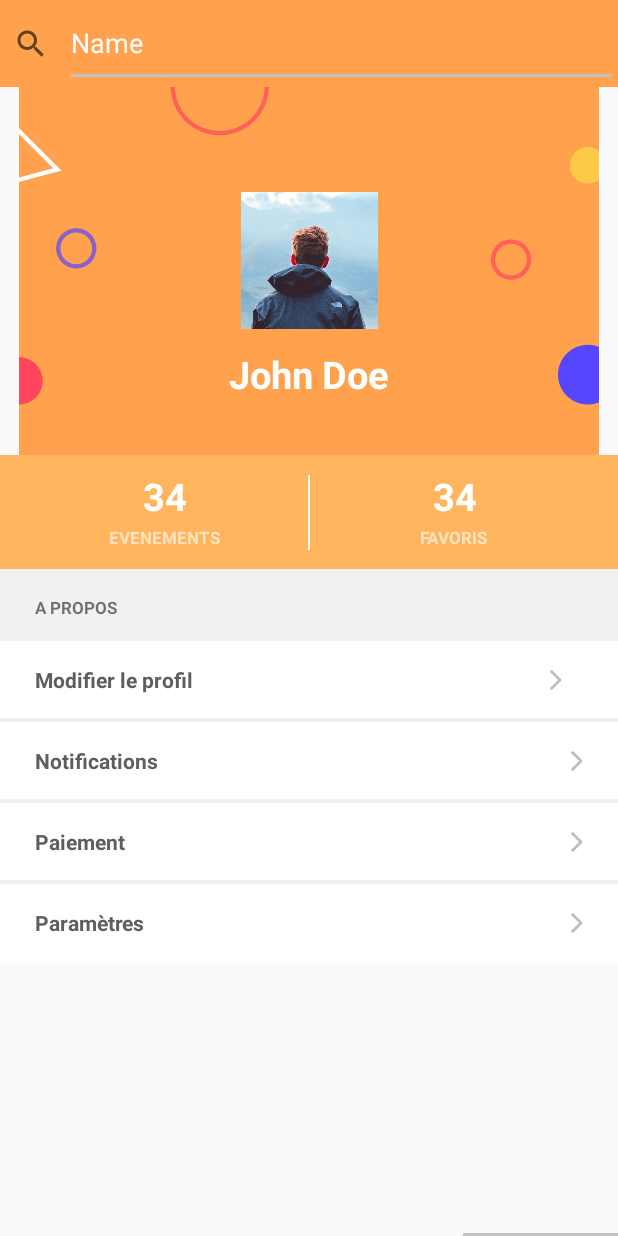
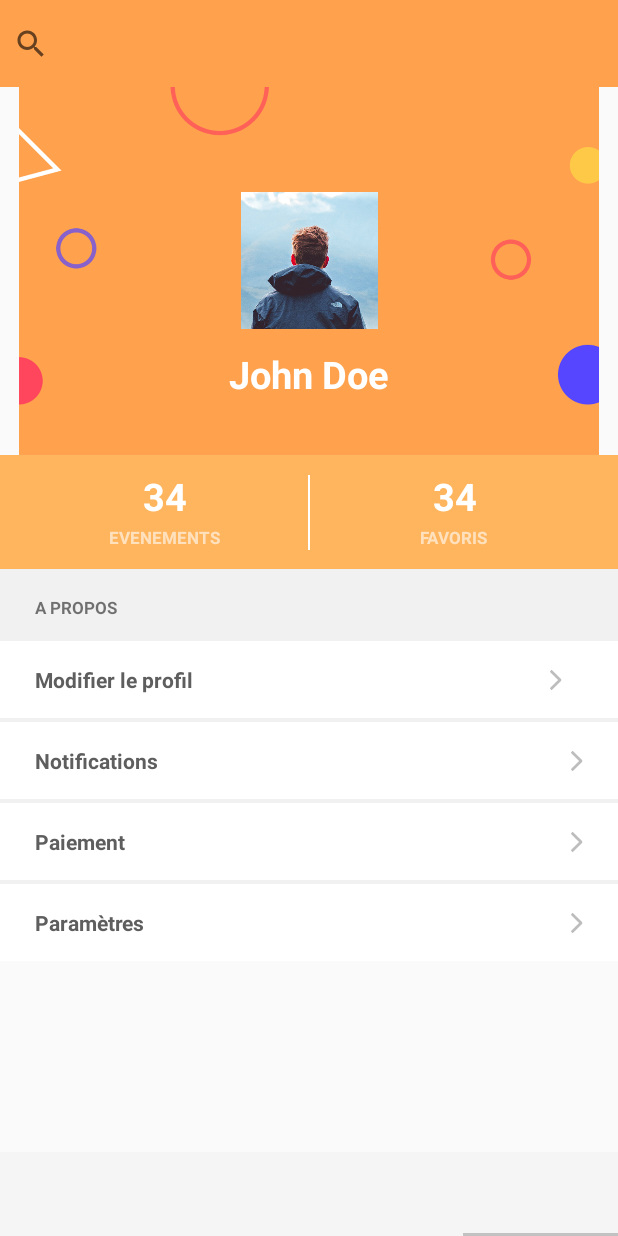
Before and after one commit to etombert/kotlin-project, an Android app: the HomeActivity screen opened directly, with no data from a screen before it, item 4 of the bottom bar chosen, on a phone screen of 412 x 824 dp. Run offline under Robolectric (Android 15) with nearby library versions, the light colour scheme and no system bars; libraries missing offline, so code that uses them is left out: com.mikepenz.fastadapter; 8 statements that could not run were skipped.

Commit message:
dernier fix

```diff
--- a/app/src/main/java/com/example/elvinntombert/myapplication/ProjectActivity.kt
+++ b/app/src/main/java/com/example/elvinntombert/myapplication/ProjectActivity.kt
@@ -12,11 +12,11 @@ class ProjectActivity : AppCompatActivity() {
     super.onCreate(savedInstanceState)
     setContentView(R.layout.activity_project)
 
-      button.setOnClickListener {
+      already_account.setOnClickListener {
           var intent = Intent(this, LoginActivity::class.java)
           startActivity(intent)
       }
-      already_account.setOnClickListener{
+      button.setOnClickListener{
           var intent = Intent(this,HomeActivity::class.java)
           startActivity(intent)
       }
--- a/app/src/main/res/layout/activity_home.xml
+++ b/app/src/main/res/layout/activity_home.xml
@@ -25,18 +25,18 @@
 
         <EditText
             android:id="@+id/editText"
-            android:layout_width="0dp"
-            android:layout_height="0dp"
-            android:layout_marginLeft="2dp"
-            android:layout_marginStart="2dp"
+            android:layout_width="343dp"
+            android:layout_height="58dp"
             android:ems="10"
+            android:hint="Search ..."
             android:inputType="textPersonName"
-            android:text="Name"
-            android:textColor="#ffffff"
+            android:visibility="invisible"
             app:layout_constraintBottom_toBottomOf="parent"
             app:layout_constraintEnd_toEndOf="parent"
+            app:layout_constraintHorizontal_bias="0.0"
             app:layout_constraintStart_toEndOf="@+id/searchView"
-            app:layout_constraintTop_toTopOf="parent" />
+            app:layout_constraintTop_toTopOf="parent"
+            app:layout_constraintVertical_bias="0.0" />
 
     </android.support.constraint.ConstraintLayout>
 
@@ -46,6 +46,8 @@
         android:layout_width="match_parent"
         android:layout_height="56dp"
         android:layout_weight="1"
+        android:background="#f5f5f5"
+        android:visibility="visible"
         app:layout_constraintBottom_toBottomOf="parent"
         app:layout_constraintEnd_toEndOf="parent"
         app:layout_constraintStart_toStartOf="parent">
@@ -60,21 +62,22 @@
 
         <android.support.design.widget.TabItem
             android:id="@+id/tabCalendar"
-            android:layout_width="wrap_content"
+            android:layout_width="match_parent"
             android:layout_height="match_parent"
             android:icon="@drawable/calendar"
             android:visibility="visible" />
 
         <android.support.design.widget.TabItem
             android:id="@+id/tabFavorite"
-            android:layout_width="wrap_content"
+            android:layout_width="match_parent"
             android:layout_height="match_parent"
+            android:layout_gravity="center"
             android:icon="@drawable/fav"
             android:visibility="visible" />
 
         <android.support.design.widget.TabItem
             android:id="@+id/tabProfil"
-            android:layout_width="wrap_content"
+            android:layout_width="match_parent"
             android:layout_height="match_parent"
             android:icon="@drawable/noun_1594249_cc"
             android:visibility="visible" />
--- a/app/src/main/res/layout/activity_profile.xml
+++ b/app/src/main/res/layout/activity_profile.xml
@@ -35,7 +35,7 @@
                 <ImageView
                     android:id="@+id/imageView"
                     android:layout_width="0dp"
-                    android:layout_height="245dp"
+                    android:layout_height="247dp"
                     app:layout_constraintBottom_toBottomOf="parent"
                     app:layout_constraintEnd_toEndOf="parent"
                     app:layout_constraintHorizontal_bias="0.0"
--- a/app/src/main/res/layout/item_card.xml
+++ b/app/src/main/res/layout/item_card.xml
@@ -20,6 +20,7 @@
             android:id="@+id/imageView2"
             android:layout_width="0dp"
             android:layout_height="0dp"
+            android:background="@drawable/eiffeltower"
             app:layout_constraintBottom_toBottomOf="parent"
             app:layout_constraintEnd_toEndOf="parent"
             app:layout_constraintStart_toStartOf="parent"
```
Also changed, not shown: app/src/main/java/com/example/elvinntombert/myapplication/EventDetailActivity.kt (+6 -1 lines), app/src/main/res/layout/activity_project.xml (+5 -4 lines), app/src/main/res/drawable-v24/eiffeltower.jpg (added).
